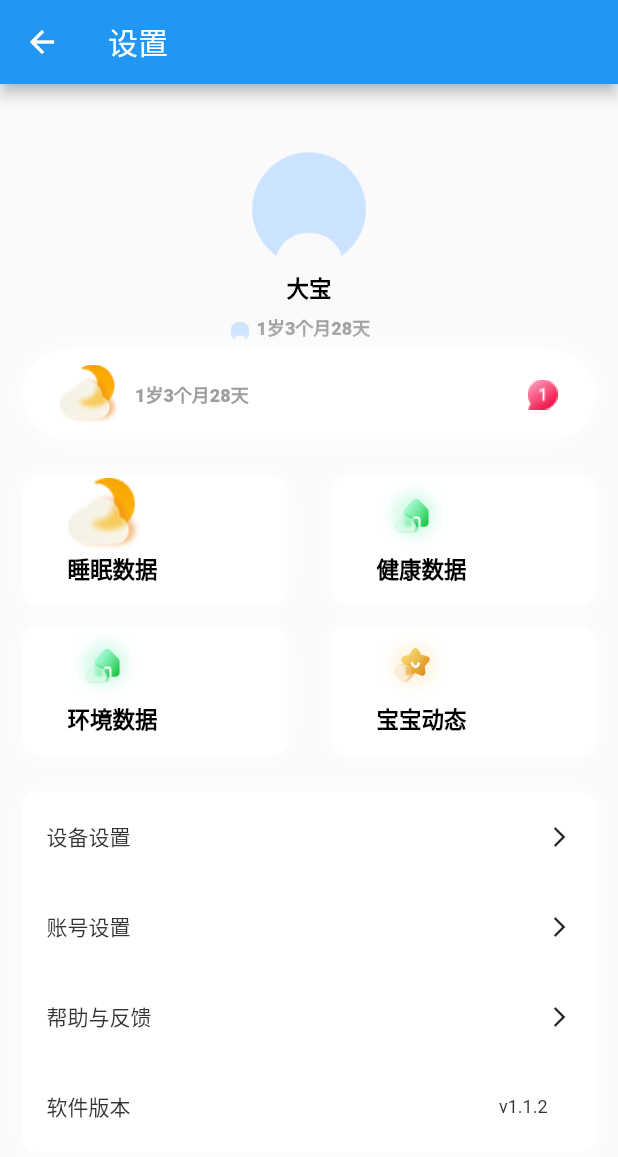
After one commit to flasefish/Candlestick, a Flutter app: the SettingPage screen opened directly, on a phone screen of 412 x 824 dp. The commit adds this screen. Shown: the top 1157 px of the screen. Run offline on Flutter 3.47's test engine with Material 2 defaults, Android fonts, the phone set to English and light mode, and no system bars; our stand-ins replace image_gallery_saver, path_drawing, permission_handler, screenshot; missing offline and left inert: dart:ffi, optimized_gesture_detector.

Commit message:
set page

```diff
--- /dev/null
+++ b/lib/BtbItemView.dart
@@ -0,0 +1,53 @@
+import 'package:flutter/material.dart';
+
+class BtbItemView extends StatelessWidget {
+  const BtbItemView({
+    Key key,
+    @required this.title,
+    this.onTap,
+    this.imageName,
+  }): super(key: key);
+
+  final GestureTapCallback onTap;
+  final String title;
+  final String imageName;//左侧图片名字 不传则不显示图片
+
+  @override
+  Widget build(BuildContext context) {
+    return Container(
+        margin: EdgeInsets.only(top: 0, left: 15, right: 15, bottom: 5),
+        decoration: BoxDecoration(
+            boxShadow: [BoxShadow(color: Colors.white, blurRadius: 15.0)],
+            borderRadius: BorderRadius.circular(10),
+            color: Colors.white,
+            border: Border.all(color: Colors.white, width: 0)),
+        child: Ink(
+          child: Column(children: <Widget>[
+            Container(
+                margin: EdgeInsets.only(top: 0, left: 0, right: 0, bottom: 0),
+                // color: Colors.blue,
+                padding: EdgeInsets.only(left: 30),
+                alignment: Alignment.centerLeft,
+                child: Image.asset(
+                  '${this.imageName}',
+                  width: 50,
+                  height: 50,
+                  fit: BoxFit.fitWidth,
+                )),
+            Container(
+              // width: MediaQuery.of(context).size.width / 2,
+              padding: EdgeInsets.only(top: 0,left: 30),
+              alignment: Alignment.centerLeft,
+              child: Text(
+                this.title,
+                style: TextStyle(
+                    color: Colors.black,
+                    fontWeight: FontWeight.w800,
+                    // fontFamily: 'wryh',
+                    fontSize: 15),
+              ),
+            ),
+          ]),
+        ));
+  }
+}
--- /dev/null
+++ b/lib/btnContentView.dart
@@ -0,0 +1,115 @@
+import 'package:flutter/material.dart';
+
+class btnContentView extends StatelessWidget {
+  @override
+  Widget build(BuildContext context) {
+    return Container(
+        margin: EdgeInsets.only(top: 25, left: 15, right: 15, bottom: 5),
+        child: Ink(
+          // decoration: BoxDecoration(
+          //     borderRadius: BorderRadius.circular(6),
+          //     color: Colors.white,
+          //     border: Border.all(color: Colors.white, width: 10)),
+          child: Column(children: <Widget>[
+            Container(
+                // width: MediaQuery.of(context).size.width,
+                height: 90,
+                padding: EdgeInsets.only(top: 20),
+                alignment: Alignment.center,
+                child: Image.asset(
+                  'images/setting_headBg.png',
+                  width: 90,
+                  height: 90,
+                  fit: BoxFit.fitHeight,
+                )),
+            Container(
+              // width: MediaQuery.of(context).size.width / 2,
+              padding: EdgeInsets.only(top: 10),
+              alignment: Alignment.center,
+              child: Text(
+                '大宝',
+                style: TextStyle(
+                    color: Colors.black,
+                    fontWeight: FontWeight.w800,
+                    // fontFamily: 'wryh',
+                    fontSize: 15),
+              ),
+            ),
+            Row(children: <Widget>[
+              Container(
+                // color: Colors.red,
+                width: MediaQuery.of(context).size.width/2-55,
+                  height: 30,
+                  padding: EdgeInsets.only(top: 5,right: 0),
+                  alignment: Alignment.centerRight,
+                  child: Image.asset(
+                    'images/setting_headBg.png',
+                    width: 12,
+                    height: 12,
+                    fit: BoxFit.fitHeight,
+                  )),
+              Container(
+                padding: EdgeInsets.only(left: 5),
+                alignment: Alignment.center,
+                child: Text(
+                  '1岁3个月28天',
+                  style: TextStyle(
+                      color: Colors.grey,
+                      fontWeight: FontWeight.w800,
+                      // fontFamily: 'wryh',
+                      fontSize: 12),
+                ),
+              ),
+            ]),
+            Container(
+              decoration: BoxDecoration(
+                  boxShadow: [BoxShadow(color: Colors.white, blurRadius: 15.0)],
+                  borderRadius: BorderRadius.circular(30),
+                  color: Colors.white,
+                  border: Border.all(color: Colors.white, width: 10)),
+              width: MediaQuery.of(context).size.width,
+              height: 60,
+              padding: EdgeInsets.only(top: 0, left: 15),
+              child: Row(children: <Widget>[
+                Container(
+                    width: 50,
+                    height: 50,
+                    // padding: EdgeInsets.only(top: 0,right: 0),
+                    alignment: Alignment.centerLeft,
+                    child: Image.asset(
+                      'images/setting_sleepIcon.png',
+                      width: 40,
+                      height: 40,
+                      fit: BoxFit.fitHeight,
+                    )
+                ),
+                Container(
+                  padding: EdgeInsets.only(left: 0),
+                  alignment: Alignment.center,
+                  child: Text(
+                    '1岁3个月28天',
+                    style: TextStyle(
+                        color: Colors.grey,
+                        fontWeight: FontWeight.w800,
+                        // fontFamily: 'wryh',
+                        fontSize: 12),
+                  ),
+                ),
+                Container(
+                    width: MediaQuery.of(context).size.width/2,
+                    height: 30,
+                    padding: EdgeInsets.only(top: 0,left: 10),
+                    alignment: Alignment.centerRight,
+                    child: Image.asset(
+                      'images/setting_redBgIcon.png',
+                      width: 20,
+                      height: 20,
+                      fit: BoxFit.fitHeight,
+                    )
+                ),
+              ]),
+            ),
+          ]),
+        ));
+  }
+}
--- a/lib/main.dart
+++ b/lib/main.dart
@@ -11,6 +11,7 @@ import 'combined.dart';
 import 'environmentpage.dart';
 import 'healthypage.dart';
 import 'multiplebar.dart';
+import 'settingpage.dart';
 
 void main() {
   runApp(const MyApp());
@@ -142,6 +143,10 @@ final List<testListViewModal> demos = [
     demo:BabyHealthyPage(),
   ),
   testListViewModal(
+    title: '设置',
+    demo:SettingPage(),
+  ),
+  testListViewModal(
     title: 'bar show',
     demo: BarChartBasic(),
   ),
--- /dev/null
+++ b/lib/selecttextitem.dart
@@ -0,0 +1,86 @@
+import 'package:flutter/material.dart';
+
+class SelectTextItem extends StatelessWidget {
+  const SelectTextItem({
+    Key key,
+    @required this.title,
+    this.onTap,
+    this.content: "",
+    this.textAlign: TextAlign.start,
+    this.titleStyle,
+    this.contentStyle,
+    this.height,
+    this.isShowArrow: true,
+    this.imageName,
+  }): super(key: key);
+
+  final GestureTapCallback onTap;
+  final String title;
+  final String content;
+  final TextAlign textAlign;
+  final TextStyle titleStyle;
+  final TextStyle contentStyle;
+  final double height;
+  final bool isShowArrow;//是否显示右侧箭头
+  final String imageName;//左侧图片名字 不传则不显示图片
+  @override
+  Widget build(BuildContext context) {
+
+    return GestureDetector(
+      onTap: this.onTap,
+      child: Container(
+        height: this.height ?? 60.0,
+        margin: EdgeInsets.only(left: 16, right: 16),
+        width: double.infinity,
+        decoration:  BoxDecoration(
+          border: Border(
+            //下面的分割线 width 这个参数应该是控制分割线高度的
+            bottom: Divider.createBorderSide(context, color: Color(0xFFFFFFFF),width: 0)
+          )
+        ),
+        child:
+        Row(
+          children: <Widget>[
+            this.imageName == null ? Container() :
+             Image.asset(
+              '${this.imageName}',
+              width: 22,
+              height: 22,
+            ),
+            Text(
+              this.title,
+              style: this.titleStyle ?? new TextStyle(
+                color: Color(0xFF333333),
+                fontSize: 14.0,
+              )
+            ),
+            Expanded(
+              child: Container(
+                padding: EdgeInsets.only(left: 16, right: 16),
+                child: Text(
+                  this.content,
+                  textAlign: this.textAlign,
+                  overflow: TextOverflow.ellipsis,
+                  style: this.contentStyle ?? new TextStyle(
+                    fontSize: 14.0,
+                    color: Color(0xFFCCCCCC),
+                  )
+                ),
+              ),
+            ),
+            //这里为了方便用了系统icon 可以设置一张arrow 的图片
+            // Image.asset(
+            //   '',
+            //   width: 16,
+            //   height: 16,
+            // )
+            this.isShowArrow ? Icon(
+              Icons.arrow_forward_ios,
+              size: 16,
+            ) : Container(),
+          ],
+        ),
+      ),
+    );
+  }
+}
--- /dev/null
+++ b/lib/settingpage.dart
@@ -0,0 +1,119 @@
+import 'package:flutter/material.dart';
+import 'package:flutter/widgets.dart';
+import 'selecttextitem.dart';
+import 'btnContentView.dart';
+import 'BtbItemView.dart';
+
+class SettingPage extends StatelessWidget {
+  const SettingPage({Key key}) : super(key: key);
+
+  // @override
+  // State<MultipleBarChartBasic> createState() => MultipleBarChartBasicState();
+  @override
+  Widget build(BuildContext context) {
+    return Scaffold(
+      appBar: AppBar(
+        title: const Text('设置'),
+      ),
+      body: Container(
+        // color: Colors.blue,
+       child:Column(children: <Widget>[
+          btnContentView(),
+         Container(
+           padding: EdgeInsets.only(top: 20,right: 0,left: 0),
+           height: 220,
+          child: Row(children: <Widget>[
+            Column(children: <Widget>[
+              Container(
+                // color: Colors.red,
+                width: MediaQuery.of(context).size.width/2,
+                height: 90,
+                // padding: EdgeInsets.only(top: 0,right: 10,left: 10),
+                alignment: Alignment.center,
+                child: BtbItemView(
+                  title: '睡眠数据',
+                  imageName: 'images/setting_sleepIcon.png',
+                ),
+              ),
+              Container(
+                width: MediaQuery.of(context).size.width/2,
+                height: 90,
+                margin: EdgeInsets.only(top: 10, left: 0, right: 0, bottom: 0),
+                alignment: Alignment.center,
+                child: BtbItemView(
+                  title: '环境数据',
+                  imageName: 'images/setting_assetIcon.png',
+                ),
+              ),
+            ],
+            ),
+            Column(children: <Widget>[
+              Container(
+                // color: Colors.red,
+                width: MediaQuery.of(context).size.width/2,
+                height: 90,
+                // padding: EdgeInsets.only(top: 0,right: 10,left: 10),
+                alignment: Alignment.center,
+                child: BtbItemView(
+                  title: '健康数据',
+                  imageName: 'images/setting_assetIcon.png',
+                ),
+              ),
+              Container(
+                width: MediaQuery.of(context).size.width/2,
+                height: 90,
+                margin: EdgeInsets.only(top: 10, left: 0, right:0, bottom: 0),
+                alignment: Alignment.center,
+                child: BtbItemView(
+                  title: '宝宝动态',
+                  imageName: 'images/setting_activeIcon.png',
+                ),
+              ),
+            ],
+            ),
+           ]),
+         ),
+          Container(
+            margin: EdgeInsets.only(top: 10, left: 15, right: 15, bottom: 5),
+            height: 240,
+            decoration: BoxDecoration(
+                boxShadow: [BoxShadow(color: Colors.white, blurRadius: 15.0)],
+                borderRadius: BorderRadius.circular(10),
+                color: Colors.white,
+                border: Border.all(color: Colors.white, width: 0)),
+            child: ListView(
+              // scrollDirection:Axis.horizontal,
+              physics: const NeverScrollableScrollPhysics(),
+              children: const <Widget>[
+                SelectTextItem(
+                  title: '设备设置',
+                ),
+                SelectTextItem(
+                  title: '账号设置',
+                  textAlign: TextAlign.end,
+                  contentStyle: TextStyle(
+                    fontSize: 15,
+                    color: Color(0xFF333333),
+                  ),
+                ),
+                SelectTextItem(
+                  title: '帮助与反馈',
+                ),
+                SelectTextItem(
+                  title: '软件版本',
+                  content: 'v1.1.2',
+                  isShowArrow: false,
+                  textAlign: TextAlign.end,
+                  contentStyle: TextStyle(
+                    fontSize: 12,
+                    color: Color(0xFF333333),
+                  ),
+                ),
+              ],
+            ),
+          ),
+        ]),
+      ),
+    );
+  }
+}
```
Also changed, not shown: pubspec.yaml (+8 -0 lines), images/setting_activeIcon.png (added), images/setting_assetIcon.png (added), images/setting_editIcon.png (added), images/setting_environmentIcon.png (added), images/setting_headBg.png (added), images/setting_healthIcon.png (added), images/setting_redBgIcon.png (added), images/setting_sleepIcon.png (added).
